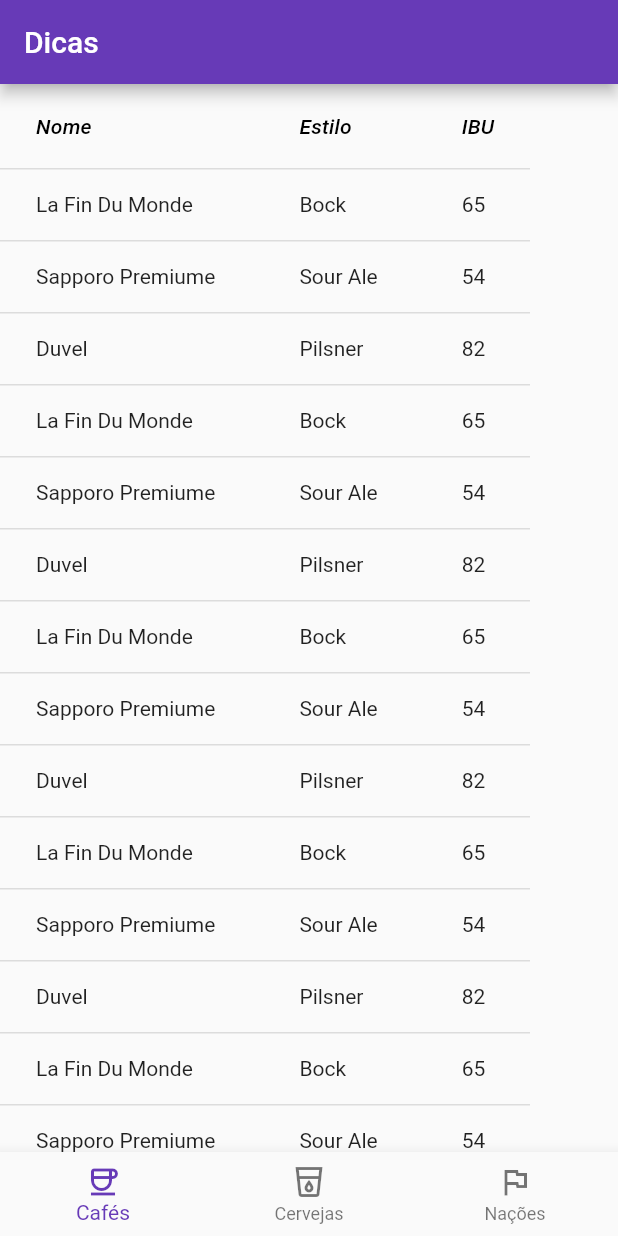
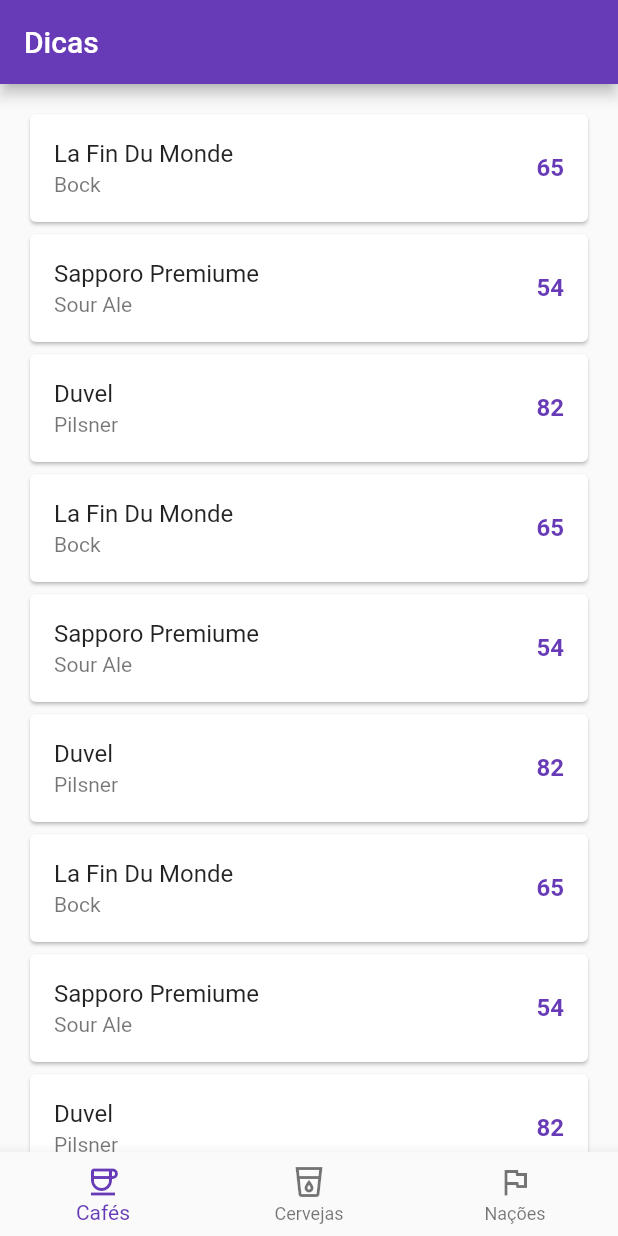
Before and after one commit to br-adriel/2023-1, a Flutter app: the screen it shows after launch, on a phone screen of 412 x 824 dp. Run offline on Flutter 3.47's test engine with Material 2 defaults, Android fonts, the phone set to English and light mode, and no system bars; our stand-ins replace google_fonts, styled_text, transparent_image.

Commit message:
Resolve questão 2 da receita 4

```diff
--- a/POO2/flutter/receita4/lib/main.dart
+++ b/POO2/flutter/receita4/lib/main.dart
@@ -48,7 +48,7 @@ class MyApp extends StatelessWidget {
           appBar: AppBar(
             title: const Text("Dicas"),
           ),
-          body: DataBodyWidget(objects: dataObjects),
+          body: ListBodyWidget(objects: dataObjects),
           bottomNavigationBar: const NewNavBar(),
         ));
   }
@@ -111,3 +111,32 @@ class DataBodyWidget extends StatelessWidget {
     );
   }
 }
+
+class ListBodyWidget extends StatelessWidget {
+  final List<Map<String, dynamic>> objects;
+  final columnNames = ["Nome", "Estilo", "IBU"];
+  final propertyNames = ["name", "style", "ibu"];
+
+  ListBodyWidget({super.key, this.objects = const []});
+
+  @override
+  Widget build(BuildContext context) {
+    return ListView(
+      padding: const EdgeInsets.symmetric(vertical: 16, horizontal: 16),
+      children: objects.map((obj) {
+        return Card(
+          child: ListTile(
+            trailing: Text(obj['ibu'],
+                style: const TextStyle(
+                    fontSize: 16,
+                    fontWeight: FontWeight.bold,
+                    color: Colors.deepPurple)),
+            title: Text(obj['name']),
+            subtitle: Text(obj['style']),
+            enabled: true,
+          ),
+        );
+      }).toList(),
+    );
+  }
+}
```
